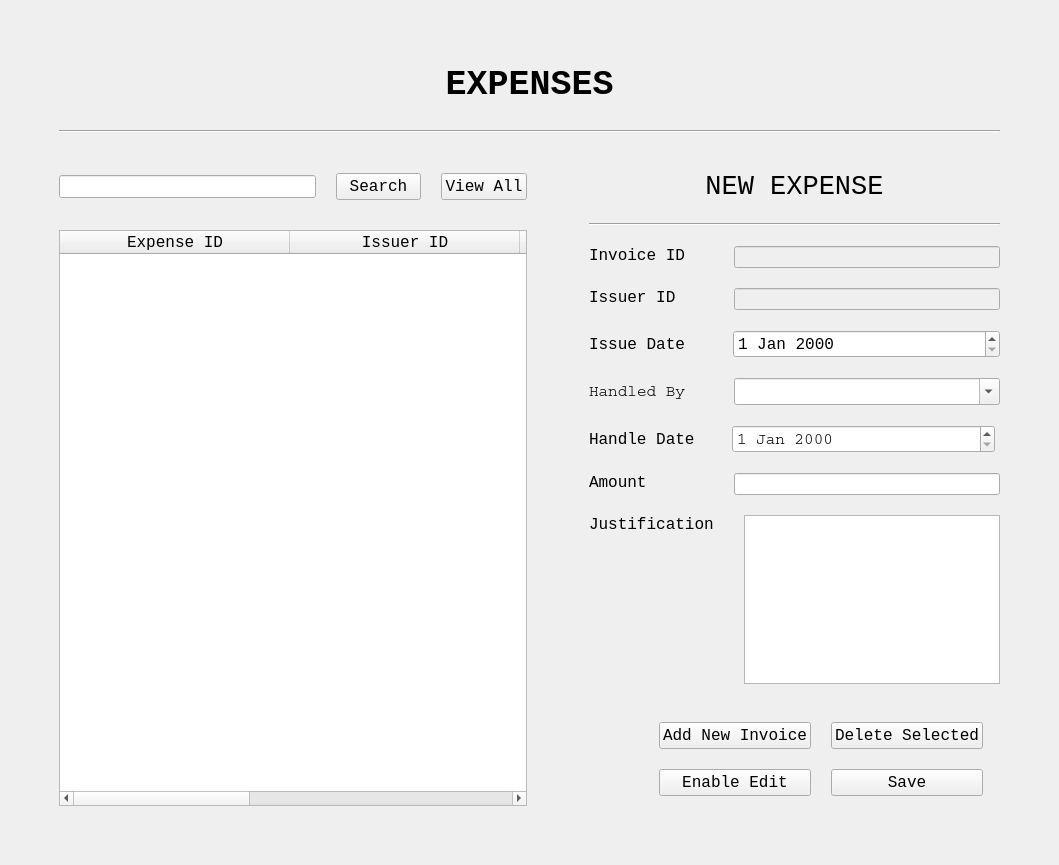
This is ExpensesUI.ui in ASNaeem/Simple-VCMS as Qt 5 draws it before an edit. The edited form follows.
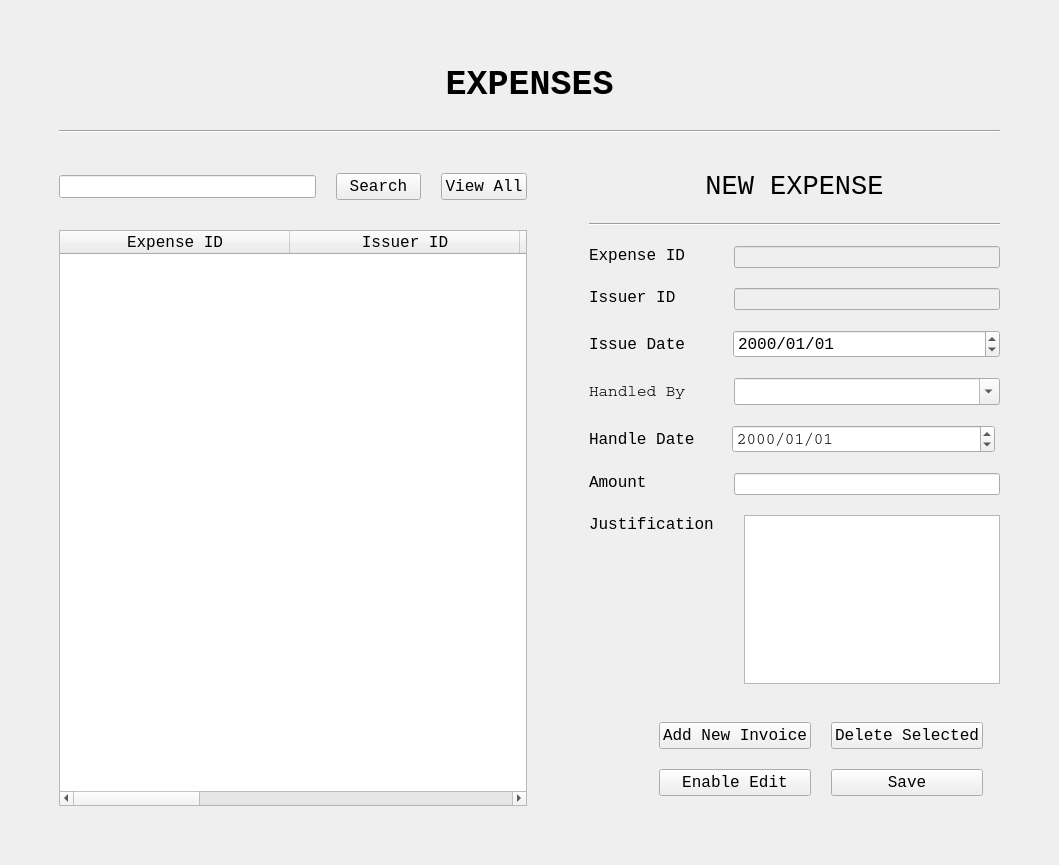
This is the edited form.

Commit message: expense populating fields keenda done

Diff of the .ui file:
```diff
--- a/ExpensesUI.ui
+++ b/ExpensesUI.ui
@@ -179,6 +179,17 @@
               </font>
              </property>
             </column>
+            <column>
+             <property name="text">
+              <string>Handler ID</string>
+             </property>
+             <property name="font">
+              <font>
+               <family>Courier New</family>
+               <pointsize>12</pointsize>
+              </font>
+             </property>
+            </column>
             <column>
              <property name="text">
               <string>Issue Date</string>
@@ -190,6 +201,17 @@
               </font>
              </property>
             </column>
+            <column>
+             <property name="text">
+              <string>Handle Date</string>
+             </property>
+             <property name="font">
+              <font>
+               <family>Courier New</family>
+               <pointsize>12</pointsize>
+              </font>
+             </property>
+            </column>
             <column>
              <property name="text">
               <string>Amount</string>
@@ -351,7 +373,7 @@
                </font>
               </property>
               <property name="text">
-               <string>Invoice ID</string>
+               <string>Expense ID</string>
               </property>
               <property name="alignment">
                <set>Qt::AlignLeading|Qt::AlignLeft|Qt::AlignTop</set>
@@ -668,6 +690,9 @@
                 <pointsize>12</pointsize>
                </font>
               </property>
+              <property name="displayFormat">
+               <string>yyyy/MM/dd</string>
+              </property>
              </widget>
             </item>
            </layout>
@@ -701,6 +726,9 @@
                 <pointsize>12</pointsize>
                </font>
               </property>
+              <property name="displayFormat">
+               <string>yyyy/MM/dd</string>
+              </property>
              </widget>
             </item>
            </layout>
```
Left out of the diff: 4 changed lines with no effect on the pictures. The commit also changes 4 other files.
